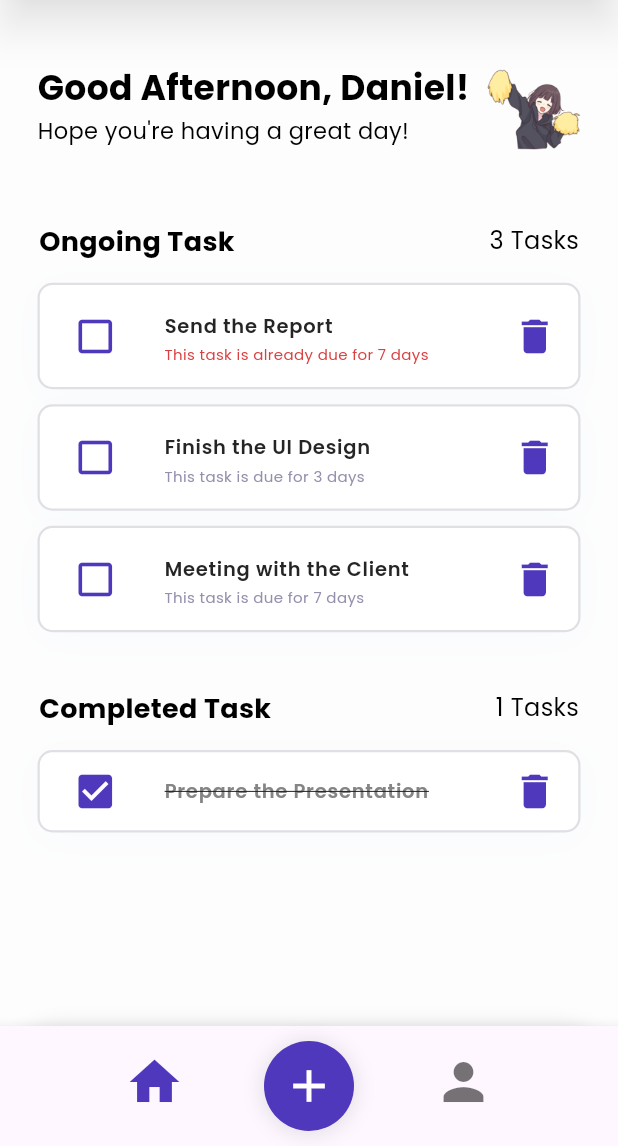
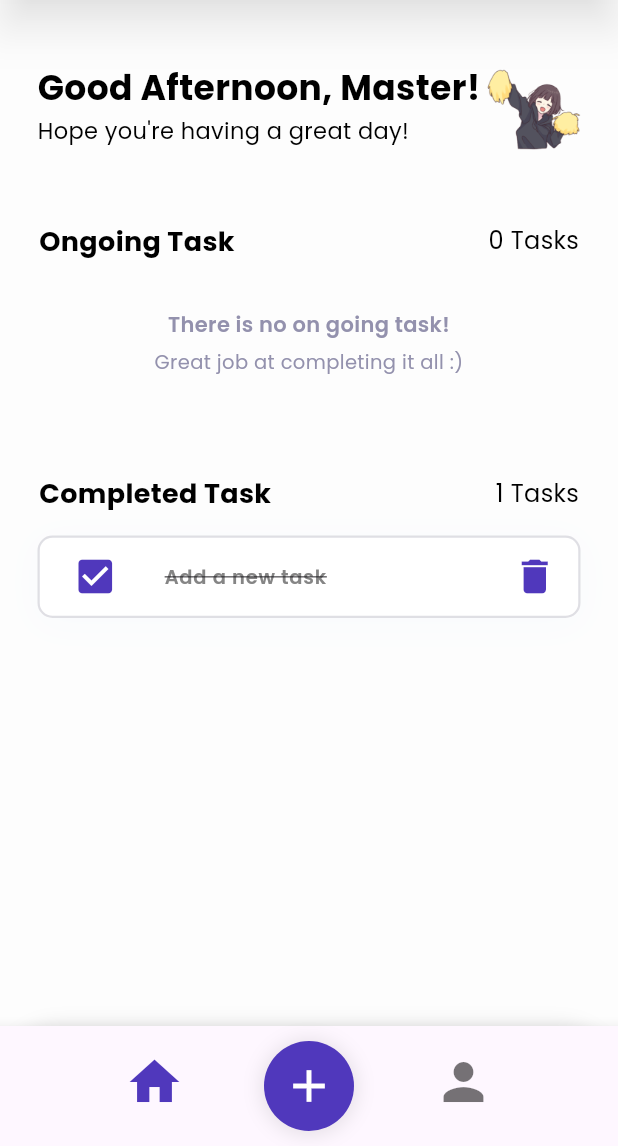
Before and after one commit to hyvos07/todos, a Flutter app: the screen it shows after launch, after a tap on the "check box outline blank" icon, on a phone screen of 412 x 824 dp, the part 90-1236 px from its top. Run offline on Flutter 3.47's test engine with Material 3 defaults, Android fonts, the phone set to English and light mode, and no system bars; our stand-ins replace hive, hive_flutter, image_picker; accounts and stored records are empty.

Commit message:
feat: Implementation of Local Storage (Hive)

```diff
--- a/lib/aboutyou_widget/date_field.dart
+++ b/lib/aboutyou_widget/date_field.dart
@@ -1,6 +1,7 @@
 // ignore_for_file: must_be_immutable
 
 import 'package:flutter/material.dart';
+import 'package:hive_flutter/hive_flutter.dart';
 import 'package:intl/intl.dart';
 
 class DateField extends StatefulWidget {
@@ -11,7 +12,15 @@ class DateField extends StatefulWidget {
 }
 
 class _DateFieldState extends State<DateField> {
+  final _profileBox = Hive.box('profileBox');
   DateTime selectedDate = DateTime.now();
+
+  @override
+  void initState() {
+    super.initState();
+    // Load the existing birthday
+    selectedDate = _profileBox.get('birthdate', defaultValue: DateTime.now());
+  }
 
   Future<void> _selectDate(BuildContext context) async {
     DateTime? picked = await showDatePicker(
@@ -25,6 +34,7 @@ class _DateFieldState extends State<DateField> {
       setState(() {
         selectedDate = picked;
       });
+      _profileBox.put('birthdate', selectedDate);
     }
   }
 
--- a/lib/aboutyou_widget/email_field.dart
+++ b/lib/aboutyou_widget/email_field.dart
@@ -1,12 +1,16 @@
 import 'package:flutter/material.dart';
+import 'package:hive_flutter/hive_flutter.dart';
 
 class EmailField extends StatelessWidget {
   final _emailController = TextEditingController();
+  final _profileBox = Hive.box('profileBox');
 
   EmailField({super.key});
 
   @override
   Widget build(BuildContext context) {
+    _emailController.text = _profileBox.get('email', defaultValue: '');
+
     return Column(
       crossAxisAlignment: CrossAxisAlignment.start,
       children: [
@@ -48,6 +52,7 @@ class EmailField extends StatelessWidget {
                   ),
                 ),
                 controller: _emailController,
+                onChanged: (value) => _profileBox.put('email', value),
               ),
             )),
       ],
--- a/lib/aboutyou_widget/major_field.dart
+++ b/lib/aboutyou_widget/major_field.dart
@@ -1,12 +1,15 @@
 import 'package:flutter/material.dart';
+import 'package:hive_flutter/hive_flutter.dart';
 
 class MajorField extends StatelessWidget {
   final _majorController = TextEditingController();
+  final _profileBox = Hive.box('profileBox');
 
   MajorField({super.key});
 
   @override
   Widget build(BuildContext context) {
+    _majorController.text = _profileBox.get('major', defaultValue: '');
     return Column(
       crossAxisAlignment: CrossAxisAlignment.start,
       children: [
@@ -49,6 +52,7 @@ class MajorField extends StatelessWidget {
                   ),
                 ),
               controller: _majorController,
+              onChanged: (value) => _profileBox.put('major', value),
             ),
           )
         ),
--- a/lib/aboutyou_widget/name_field.dart
+++ b/lib/aboutyou_widget/name_field.dart
@@ -1,4 +1,5 @@
 import 'package:flutter/material.dart';
+import 'package:hive_flutter/hive_flutter.dart';
 
 class NameField extends StatelessWidget {
   final _nameController = TextEditingController();
@@ -7,6 +8,9 @@ class NameField extends StatelessWidget {
 
   @override
   Widget build(BuildContext context) {
+    final _profileBox = Hive.box('profileBox');
+    _nameController.text = _profileBox.get('name', defaultValue: '');
+
     return Column(
       crossAxisAlignment: CrossAxisAlignment.start,
       children: [
@@ -48,6 +52,7 @@ class NameField extends StatelessWidget {
                   ),
                 ),
                 controller: _nameController,
+                onChanged: (value) => _profileBox.put('name', value),
               ),
             )),
       ],
--- a/lib/addtask_widget/deadline.dart
+++ b/lib/addtask_widget/deadline.dart
@@ -13,6 +13,15 @@ class DeadlineField extends StatefulWidget {
 
   get startDate => _startDate;
   get endDate => _endDate;
+
+  // Setter for Start and End Date
+  void setStartDate(DateTime date) {
+    _startDate = date;
+  }
+
+  void setEndDate(DateTime date) {
+    _endDate = date;
+  }
 
   @override
   State<DeadlineField> createState() => _DeadlineFieldState();
@@ -95,7 +104,7 @@ class _DeadlineFieldState extends State<DeadlineField> {
                   onTap: () => _selectStart(context),
                   child: Container(
                     padding:
-                        const EdgeInsets.symmetric(horizontal: 15, vertical: 7),
+                        const EdgeInsets.symmetric(horizontal: 18, vertical: 7),
                     margin: const EdgeInsets.only(top: 20),
                     decoration: BoxDecoration(
                         border: Border.all(
@@ -155,7 +164,7 @@ class _DeadlineFieldState extends State<DeadlineField> {
                   onTap: () => _selectEnd(context),
                   child: Container(
                     padding:
-                        const EdgeInsets.symmetric(horizontal: 15, vertical: 7),
+                        const EdgeInsets.symmetric(horizontal: 18, vertical: 7),
                     margin: const EdgeInsets.only(top: 20),
                     decoration: BoxDecoration(
                         border: Border.all(
--- a/lib/config/colorconfig.dart
+++ b/lib/config/colorconfig.dart
@@ -3,6 +3,7 @@ import 'package:flutter/material.dart';
 const Color cRed = Color(0xFFDA4040);
 const Color cLightPurple = Color.fromARGB(255, 147, 145, 173);
 const Color cPurple = Color(0xFF5038BC);
+const Color cDarkPurple = Color.fromARGB(255, 57, 42, 126);
 
 const Color cBlack = Color(0xFF3A3A3A);
 const Color cGrey = Color(0xFF717171);
--- a/lib/homepage.dart
+++ b/lib/homepage.dart
@@ -1,6 +1,7 @@
 // ignore_for_file: empty_constructor_bodies
 
 import 'package:flutter/material.dart';
+import 'package:hive_flutter/hive_flutter.dart';
 import 'package:todos/homepage_widget/ongoing_task.dart';
 import 'package:todos/homepage_widget/completed_task.dart';
 
@@ -12,10 +13,23 @@ class HomePage extends StatefulWidget {
 }
 
 class _HomePageState extends State<HomePage> {
+  final _profileBox = Hive.box('profileBox');
+
+  String wrapperText(String text) {
+    if(text.length > 7) {
+      return "Master";
+    } else {
+      return text;
+    }
+  }
+
   @override
   Widget build(BuildContext context) {
     // Get Today's Date; Adding 7 hours to change default UTC timezone to GMT+7
     DateTime now = DateTime.now().toUtc().add(const Duration(hours: 7));
+    String username = _profileBox.get(
+      'name', defaultValue: "Master").split(" ")[0];
+    username = wrapperText(username);
 
     return Scaffold(
       backgroundColor: const Color.fromARGB(253, 253, 253, 253),
@@ -53,7 +67,7 @@ class _HomePageState extends State<HomePage> {
                             crossAxisAlignment: CrossAxisAlignment.start,
                             children: [
                               Text(
-                              "${goodWhat(now)}, Daniel!",
+                                "${goodWhat(now)}, $username!",
                                 textAlign: TextAlign.left,
                                 style: const TextStyle(
                                   color: Colors.black,
@@ -96,8 +110,7 @@ class _HomePageState extends State<HomePage> {
                   ],
                 )
               ],
-          )
-        ),
+            )),
       ),
     );
   }
--- a/lib/homepage_widget/completed_task.dart
+++ b/lib/homepage_widget/completed_task.dart
@@ -8,7 +8,9 @@ import 'package:todos/object/task.dart';
 import 'package:todos/object/taskvault.dart';
 
 class CompletedTask extends StatelessWidget {
-  const CompletedTask({super.key,});
+  const CompletedTask({
+    super.key,
+  });
 
   @override
   Widget build(BuildContext context) {
@@ -70,7 +72,7 @@ class CompletedTask extends StatelessWidget {
   }
 
   List<Widget> content(List<Widget> completedList) {
-    if(completedList.isEmpty){
+    if (completedList.isEmpty) {
       return [
         Container(
           height: 100,
@@ -100,7 +102,8 @@ class CompletedTask extends StatelessWidget {
               ),
             ],
           ),
-      )];
+        )
+      ];
     }
 
     return completedList;
--- a/lib/homepage_widget/single_task.dart
+++ b/lib/homepage_widget/single_task.dart
@@ -3,6 +3,7 @@
 import 'package:flutter/material.dart';
 import 'package:provider/provider.dart';
 import 'package:todos/config/colorconfig.dart';
+import 'package:todos/edit_task.dart';
 import 'package:todos/object/task.dart';
 import 'package:todos/object/taskvault.dart';
 
@@ -24,7 +25,18 @@ class SingleTask extends StatelessWidget {
         ? const Color.fromARGB(255, 133, 133, 133)
         : const Color.fromARGB(255, 37, 37, 37);
 
-    return Padding(
+    return GestureDetector(
+      onLongPress: () {
+        var taskVault = Provider.of<TaskVault>(context, listen: false);
+        Task soonEditedTask = taskVault.getTaskById(taskID!);
+        Navigator.push(
+          context,
+          MaterialPageRoute(
+            builder: (context) => EditTask(task: soonEditedTask),
+          ),
+        );
+      },
+      child: Padding(
         padding: const EdgeInsets.only(top: 10),
         child: Container(
           width: double.infinity,
@@ -59,7 +71,7 @@ class SingleTask extends StatelessWidget {
               ),
             ),
             title: Text(
-            taskName!,
+              wrapperText(taskName!),
               textAlign: TextAlign.start,
               style: TextStyle(
                 color: textClr,
@@ -94,6 +106,15 @@ class SingleTask extends StatelessWidget {
             )
           ),
         ),
+      ),
     );
   }
+
+  String wrapperText(String text) {
+    if(text.length > 25) {
+      return "${text.substring(0, 25)}...";
+    } else {
+      return text;
     }
+  }
+}
--- a/lib/main.dart
+++ b/lib/main.dart
@@ -1,14 +1,25 @@
 // ignore_for_file: prefer_const_constructors
 
 import 'package:flutter/material.dart';
+import 'package:hive_flutter/hive_flutter.dart';
 import 'package:provider/provider.dart';
+
 import 'package:todos/aboutyou.dart';
 import 'package:todos/addtask.dart';
 import 'package:todos/homepage.dart';
 import 'package:todos/object/task.dart';
 import 'package:todos/object/taskvault.dart';
 
-void main() {
+
+void main() async {
+  // Initialize Hive
+  await Hive.initFlutter();
+  Hive.registerAdapter(TaskAdapter());
+
+  // Open the box
+  var taskBox = await Hive.openBox('taskBox');
+  var profileBox = await Hive.openBox('profileBox');
+
   runApp(
     ChangeNotifierProvider(
       create: (context) => TaskVault(),
@@ -28,6 +39,7 @@ class _MainAppState extends State<MainApp> {
   @override
   Widget build(BuildContext context) {
     return MaterialApp(
+      debugShowCheckedModeBanner: false,
       home: const BasePage(),
     );
   }
@@ -37,6 +49,7 @@ class _MainAppState extends State<MainApp> {
 class BasePage extends StatefulWidget {
   const BasePage({super.key});
 
+  @override
   State<BasePage> createState() => _BasePageState();
 }
 
@@ -53,7 +66,6 @@ class _BasePageState extends State<BasePage> {
     ];
 
     return MaterialApp(
-      debugShowCheckedModeBanner: false,
       home: Scaffold(
         body: PageView(
           controller: _pageController,
@@ -145,8 +157,7 @@ class _BasePageState extends State<BasePage> {
                   color: Colors.white,
                 ),
               ),
-              )
-            )
+            ))
           ],
         ),
       ),
--- a/lib/object/task.dart
+++ b/lib/object/task.dart
@@ -2,14 +2,24 @@
 
 import 'dart:ui';
 
+import 'package:hive/hive.dart';
 import 'package:todos/config/colorconfig.dart';
 
+part "task.g.dart";
+
+@HiveType(typeId: 0)
 class Task {
+  @HiveField(0)
   String? id; // ID will use "ID<milisecond from epoch time>"
+  @HiveField(1)
   String? taskTitle;
+  @HiveField(2)
   String? taskDescription;
+  @HiveField(3)
   bool taskDone;
+  @HiveField(4)
   DateTime startDate;
+  @HiveField(5)
   DateTime endDate;
 
   Task({
@@ -21,9 +31,9 @@ class Task {
     this.taskDone = false, // Default value == Not done
   });
 
-  static List<Task> todoList() {
-    return [];
-  }
+  // static List<Task> todoList() {
+  //   return [];
+  // }
 
   String getDue() {
     List<Object> due = decideDue();
@@ -73,4 +83,9 @@ class Task {
     }
     return [taskDue, daysDifference, taskDueColor, difference.inDays];
   }
+
+  // Setter
+  void setTaskTitle(String title) {
+    taskTitle = title;
   }
+}
--- a/lib/object/taskvault.dart
+++ b/lib/object/taskvault.dart
@@ -1,44 +1,32 @@
 // ignore_for_file: prefer_final_fields
 
 import "package:flutter/foundation.dart";
+import "package:hive_flutter/hive_flutter.dart";
 import "package:todos/object/task.dart";
 
 class TaskVault with ChangeNotifier {
-  // Dummy Data - Temporary
-  List<Task> _listOfTasks = [
-    Task(
-      id: "1",
-      taskTitle: "Finish the UI Design",
-      taskDescription: "Finish the UI Design for the app",
-      taskDone: false,
-      startDate: DateTime.now(),
-      endDate: DateTime.now().add(const Duration(days: 3)),
-    ),
-    Task(
-      id: "2",
-      taskTitle: "Meeting with the Client",
-      taskDescription: "Meeting with the client to discuss the project",
-      taskDone: false,
-      startDate: DateTime.now(),
-      endDate: DateTime.now().add(const Duration(days: 7)),
-    ),
-    Task(
-      id: "3",
-      taskTitle: "Prepare the Presentation",
-      taskDescription: "Prepare the presentation for the meeting",
-      taskDone: false,
-      startDate: DateTime.now().subtract(const Duration(days: 3)),
-      endDate: DateTime.now().subtract(const Duration(days: 10)),
-    ),
-    Task(
-      id: "4",
-      taskTitle: "Send the Report",
-      taskDescription: "Send the report to the client",
-      taskDone: false,
-      startDate: DateTime.now().subtract(const Duration(days: 3)),
-      endDate: DateTime.now().subtract(const Duration(days: 7)),
-    ),
-  ];
+  final _taskBox = Hive.box('taskBox');
+
+  List<Task> _listOfTasks = [];
+
+  void loadData() {
+    if (_taskBox.get("listOfTasks") == null) {
+      // First time opening the app ==> load dummy data
+      _listOfTasks = [
+        Task(
+          id: "IDdummy",
+          taskTitle: "Add a new task",
+          taskDescription: "Add a new task by clicking the plus button!",
+          taskDone: false,
+          startDate: DateTime.now(),
+          endDate: DateTime.now(),
+        ),
+      ];
+    } else {
+      // Load existing data
+      _listOfTasks = (_taskBox.get('listOfTasks') as List).cast<Task>();
+    }
+  }
 
   List<Task> _onGoingTasks = [];
   List<Task> _completedTasks = [];
@@ -49,6 +37,7 @@ class TaskVault with ChangeNotifier {
 
   // Auto load the tasks into the ongoing and completed list
   TaskVault() {
+    loadData();
     refreshTask();
   }
 
@@ -73,6 +62,7 @@ class TaskVault with ChangeNotifier {
   // Refresh the task list
   void refreshTask() {
     sortTask();
+    _taskBox.put("listOfTasks", _listOfTasks);
     _onGoingTasks = [];
     _completedTasks = [];
     for (int i = 0; i < _listOfTasks.length; i++) {
@@ -98,4 +88,9 @@ class TaskVault with ChangeNotifier {
       }
     }
   }
+
+  // Get Task by ID
+  Task getTaskById(String id) {
+    return _listOfTasks.firstWhere((task) => task.id == id);
+  }
 }
--- a/pubspec.yaml
+++ b/pubspec.yaml
@@ -15,13 +15,17 @@ dependencies:
 
   provider: ^5.0.0
   cupertino_icons: ^1.0.2
+  hive: ^2.2.3
+  hive_flutter: ^1.1.0
   image_picker: ^1.0.7
   intl: ^0.19.0
 
 dev_dependencies:
+  analyzer: ^6.4.1
   flutter_test:
     sdk: flutter
-
+  hive_generator: ^2.0.1
+  build_runner: ^2.1.2
   flutter_lints: ^2.0.0
 
 
```
Also changed, not shown: lib/object/task.g.dart (added). Lines whose indentation alone changed are shown as unchanged.
